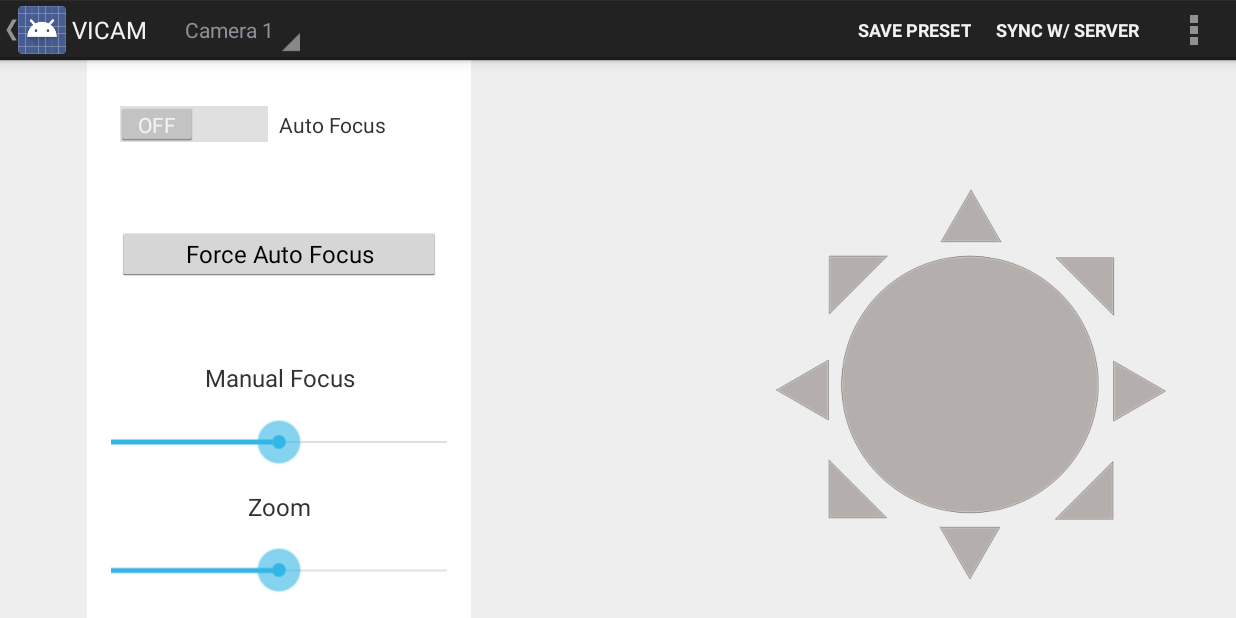
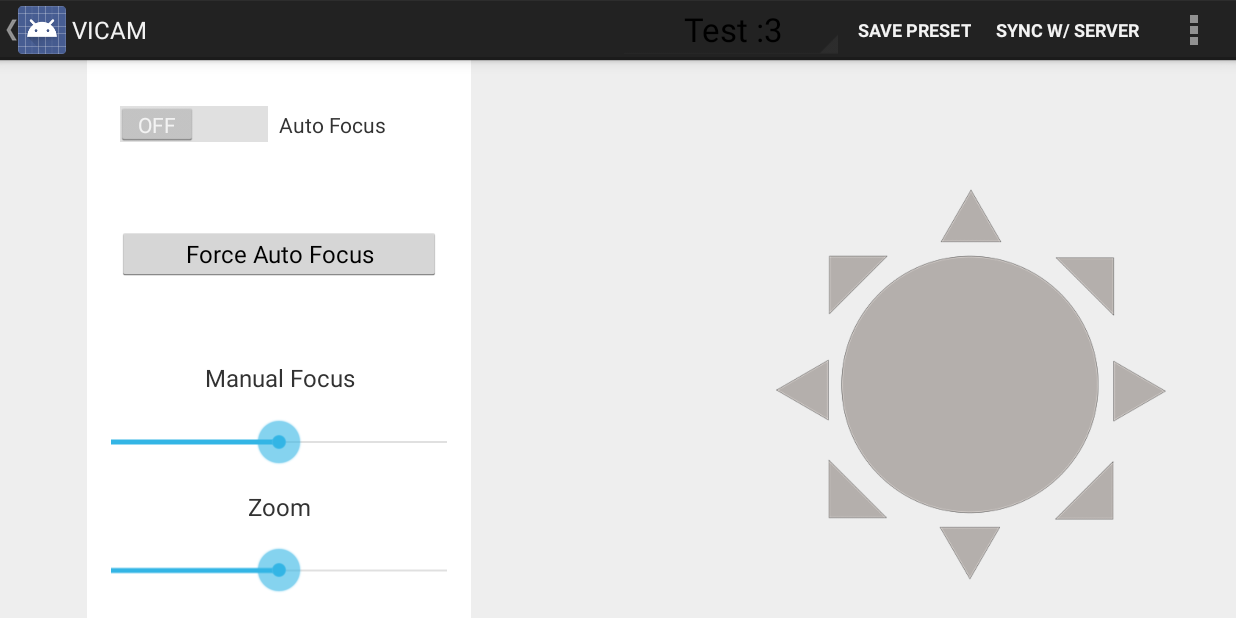
Before and after one commit to mwielondek/vicam, an Android app: the screen it shows after launch (MainActivity), on a phone screen of 824 x 412 dp (held sideways). Run offline under Robolectric (Android 15) with nearby library versions, the phone set to English and light mode, and no system bars; our stand-ins replace Dagger/Hilt's generated code; libraries missing offline, so code that uses them is left out: com.j256.ormlite; 3 statements that could not run were skipped.

Commit message:
Removed old spinner, added new one to item menu.

```diff
--- a/camera/src/main/java/com/dreamteam/vicam/model/pojo/Camera.java
+++ b/camera/src/main/java/com/dreamteam/vicam/model/pojo/Camera.java
@@ -62,9 +62,14 @@ public class Camera {
   }
 
   public String getAddress() {
-    if (port == null) {
+    if (ip == null) {
       return ip;
     }
     return String.format("%s:%d", ip, port);
   }
+
+  @Override
+  public String toString() {
+    return getName();
+  }
 }
--- a/camera/src/main/java/com/dreamteam/vicam/view/MainActivity.java
+++ b/camera/src/main/java/com/dreamteam/vicam/view/MainActivity.java
@@ -15,11 +15,11 @@ import android.view.View;
 import android.widget.AdapterView;
 import android.widget.ArrayAdapter;
 import android.widget.ListView;
+import android.widget.Spinner;
 import android.widget.Toast;
 
 import com.dreamteam.camera.R;
-
-import java.util.ArrayList;
+import com.dreamteam.vicam.model.pojo.Camera;
 
 public class MainActivity extends Activity implements ActionBar.OnNavigationListener {
 
@@ -28,10 +28,8 @@ public class MainActivity extends Activity implements ActionBar.OnNavigationList
   private ListView mDrawerList;
   private CharSequence mTitle;
   private ActionBarDrawerToggle mDrawerToggle;
-  // Title navigation Spinner data
-  private ArrayList<SpinnerNavItem> navSpinner;
-  // Navigation adapter
-  private TitleNavigationAdapter adapter;
+  private MenuItem mSpinnerItem;
+  private ArrayAdapter changeCameraAdapter;
 
   @Override
   protected void onCreate(Bundle savedInstanceState) {
@@ -49,7 +47,7 @@ public class MainActivity extends Activity implements ActionBar.OnNavigationList
     mDrawerLayout = (DrawerLayout) findViewById(R.id.drawer_layout);
     mDrawerList = (ListView) findViewById(R.id.left_drawer);
 
-    // Set the adapter for the list view
+    // Set the changeCameraAdapter for the list view
     mDrawerList.setAdapter(
         new ArrayAdapter<String>(this, R.layout.drawer_list_item, mPlanetTitles));
     // Set the list's click listener
@@ -67,7 +65,7 @@ public class MainActivity extends Activity implements ActionBar.OnNavigationList
        */
       @Override
       public void onDrawerClosed(View view) {
-       // Toast.makeText(this, R.string.auto_focus, Toast.LENGTH_SHORT).show();
+        // Toast.makeText(this, R.string.auto_focus, Toast.LENGTH_SHORT).show();
         getActionBar().setTitle(getString(R.string.change_preset));
       }
 
@@ -83,43 +81,47 @@ public class MainActivity extends Activity implements ActionBar.OnNavigationList
     // Set the drawer toggle as the DrawerListener
     mDrawerLayout.setDrawerListener(mDrawerToggle);
 
-
     getActionBar().setDisplayHomeAsUpEnabled(true);
     getActionBar().setHomeButtonEnabled(true);
 
     // Hide the action bar title
     getActionBar().setDisplayShowTitleEnabled(true);
 
-    // Enabling Spinner dropdown navigation
-    getActionBar().setNavigationMode(ActionBar.NAVIGATION_MODE_LIST);
-
-    // Spinner title navigation data
-    navSpinner = new ArrayList<SpinnerNavItem>();
-    navSpinner.add(new SpinnerNavItem("Camera 1", R.drawable.ic_drawer));
-    navSpinner.add(new SpinnerNavItem("Camera 2", R.drawable.ic_drawer));
-    navSpinner.add(new SpinnerNavItem("Camera 3", R.drawable.ic_drawer));
-    navSpinner.add(new SpinnerNavItem("Camera 4", R.drawable.ic_drawer));
-
-
-    // title drop down adapter
-    adapter = new TitleNavigationAdapter(getApplicationContext(), navSpinner);
-
-
-    // assigning the spinner navigation
-    getActionBar().setListNavigationCallbacks(adapter, this);
-
+    changeCameraAdapter =
+        new ArrayAdapter<Camera>(this, android.R.layout.simple_expandable_list_item_1);
+    changeCameraAdapter.add(new Camera("127.0.0.1", "Test :3", null));
+    changeCameraAdapter.add(new Camera("localhost", "Test2 >:3", null));
   }
 
   @Override
   public boolean onCreateOptionsMenu(Menu menu) {
-    // Inflate the menu; this adds items to the action bar if it is present.
-    //getActionBar().setDisplayShowHomeEnabled(false);
+// Inflate the menu; this adds items to the action bar if it is present.
 
-    // Removes the icon
-   // getActionBar().setIcon(android.R.color.transparent);
+    getMenuInflater().inflate(R.menu.main, menu);
 
+    mSpinnerItem = menu.findItem(R.id.action_change_camera);
+    View spinnerView = mSpinnerItem.getActionView();
+    if (spinnerView instanceof Spinner) {
+      final Spinner spinner = (Spinner) spinnerView;
+      spinner.setAdapter(changeCameraAdapter);
+
+      spinner.setOnItemSelectedListener(new AdapterView.OnItemSelectedListener() {
+
+        @Override
+        public void onItemSelected(AdapterView<?> arg0, View arg1,
+                                   int arg2, long arg3) {
+
+        }
+
+        @Override
+        public void onNothingSelected(AdapterView<?> arg0) {
+
+
+        }
+      });
+
+    }
     // getActionBar().setDisplayShowTitleEnabled(false);
-    getMenuInflater().inflate(R.menu.main, menu);
 
     return true;
   }
--- a/camera/src/main/java/com/dreamteam/vicam/view/SpinnerNavItem.java
+++ /dev/null
@@ -1,21 +0,0 @@
-
-package com.dreamteam.vicam.view;
-
-public class SpinnerNavItem {
-
-  private String title;
-  private int icon;
-
-  public SpinnerNavItem(String title, int icon) {
-    this.title = title;
-    this.icon = icon;
-  }
-
-  public String getTitle() {
-    return this.title;
-  }
-
-  public int getIcon() {
-    return this.icon;
-  }
-}
--- a/camera/src/main/java/com/dreamteam/vicam/view/TitleNavigationAdapter.java
+++ /dev/null
@@ -1,79 +0,0 @@
-package com.dreamteam.vicam.view;
-
-import android.app.Activity;
-import android.content.Context;
-import android.view.LayoutInflater;
-import android.view.View;
-import android.view.ViewGroup;
-import android.widget.BaseAdapter;
-import android.widget.ImageView;
-import android.widget.TextView;
-
-import com.dreamteam.camera.R;
-
-import java.util.ArrayList;
-
-public class TitleNavigationAdapter extends BaseAdapter {
-
-  private ImageView imgIcon;
-  private TextView txtTitle;
-  private ArrayList<SpinnerNavItem> spinnerNavItem;
-  private Context context;
-
-  public TitleNavigationAdapter(Context context,
-                                ArrayList<SpinnerNavItem> spinnerNavItem) {
-    this.spinnerNavItem = spinnerNavItem;
-    this.context = context;
-  }
-
-  @Override
-  public int getCount() {
-    return spinnerNavItem.size();
-  }
-
-  @Override
-  public Object getItem(int index) {
-    return spinnerNavItem.get(index);
-  }
-
-  @Override
-  public long getItemId(int position) {
-    return position;
-  }
-
-  @Override
-  public View getView(int position, View convertView, ViewGroup parent) {
-    if (convertView == null) {
-      LayoutInflater mInflater = (LayoutInflater)
-          context.getSystemService(Activity.LAYOUT_INFLATER_SERVICE);
-      convertView = mInflater.inflate(R.layout.list_item_title_navigation, null);
-
-    }
-
-    imgIcon = (ImageView) convertView.findViewById(R.id.imgIcon);
-    txtTitle = (TextView) convertView.findViewById(R.id.txtTitle);
-
-    imgIcon.setImageResource(spinnerNavItem.get(position).getIcon());
-    imgIcon.setVisibility(View.GONE);
-    txtTitle.setText(spinnerNavItem.get(position).getTitle());
-    return convertView;
-  }
-
-
-  @Override
-  public View getDropDownView(int position, View convertView, ViewGroup parent) {
-    if (convertView == null) {
-      LayoutInflater mInflater = (LayoutInflater)
-          context.getSystemService(Activity.LAYOUT_INFLATER_SERVICE);
-      convertView = mInflater.inflate(R.layout.list_item_title_navigation, null);
-    }
-
-    imgIcon = (ImageView) convertView.findViewById(R.id.imgIcon);
-    txtTitle = (TextView) convertView.findViewById(R.id.txtTitle);
-
-    imgIcon.setImageResource(spinnerNavItem.get(position).getIcon());
-    txtTitle.setText(spinnerNavItem.get(position).getTitle());
-    return convertView;
-  }
-
-}
--- a/camera/src/main/res/menu/main.xml
+++ b/camera/src/main/res/menu/main.xml
@@ -1,14 +1,23 @@
 <menu xmlns:android="http://schemas.android.com/apk/res/android">
+
+    <item android:id="@+id/action_change_camera"
+          android:title="@string/change_camera"
+          android:orderInCategory="1"
+          android:showAsAction="always"
+          android:actionViewClass="android.widget.Spinner"
+            />
 
     <item android:id="@+id/action_save_preset"
           android:title="@string/action_save_preset"
           android:orderInCategory="1"
-          android:showAsAction="always"/>
+          android:showAsAction="always"
+
+            />
 
     <item android:id="@+id/action_sync_presets"
           android:title="@string/action_sync_presets"
           android:orderInCategory="1"
-          android:showAsAction="always"/>
+          android:showAsAction="ifRoom"/>
 
 
     <item android:id="@+id/action_settings"
--- a/camera/src/main/res/values/strings.xml
+++ b/camera/src/main/res/values/strings.xml
@@ -22,5 +22,6 @@
     <string name="hello_world">Hello world!</string>
     <string name="sync_server">Sync server</string>
     <string name="manage_camera">Manage camera</string>
+    <string name="change_camera">Change Camera</string>
 
 </resources>
```
